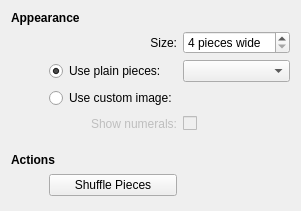
Above: applets/fifteenPuzzle/src/fifteenPuzzleConfig.ui from KDE/kdeplasma-addons before the change. Below: the same form after it.
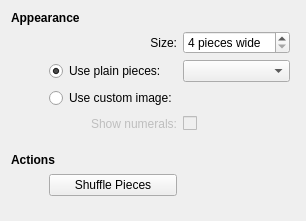
That is the form after the change. Custom widgets are drawn as their Qt base class.

```diff
--- a/applets/fifteenPuzzle/src/fifteenPuzzleConfig.ui
+++ b/applets/fifteenPuzzle/src/fifteenPuzzleConfig.ui
@@ -6,8 +6,8 @@
    <rect>
     <x>0</x>
     <y>0</y>
-    <width>293</width>
-    <height>211</height>
+    <width>306</width>
+    <height>221</height>
    </rect>
   </property>
   <property name="windowTitle">
```
Left out of the diff: 6 changed lines with no effect on the pictures.
